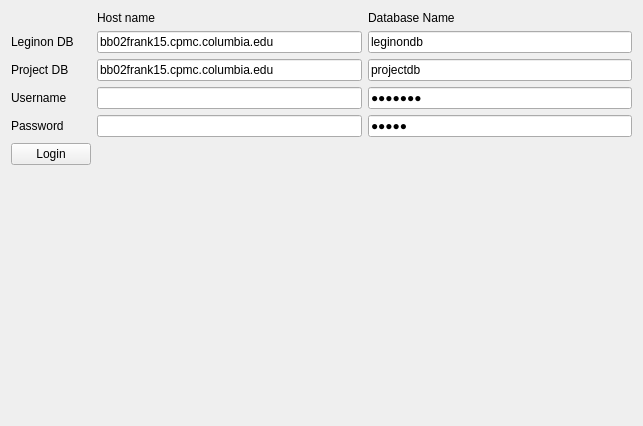
Old version of the form arachnid/core/gui/pyui/LeginonUI.ui in the repository ezralanglois/arachnid.
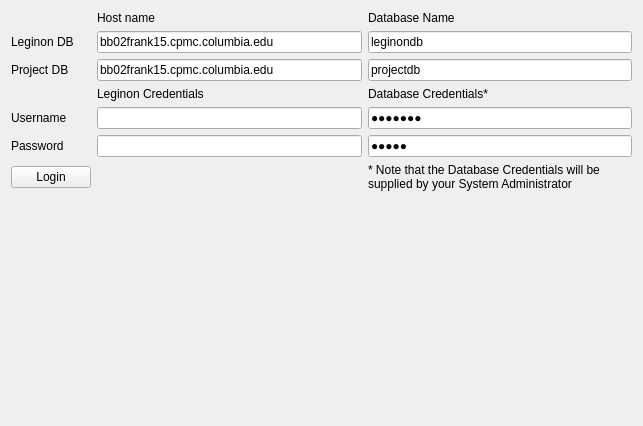
New version of the form. Icons and pictures are not drawn.

Commit message: Added more info in project GUI

```diff
--- a/arachnid/core/gui/pyui/LeginonUI.ui
+++ b/arachnid/core/gui/pyui/LeginonUI.ui
@@ -192,7 +192,7 @@
             </property>
            </widget>
           </item>
-          <item row="11" column="1">
+          <item row="12" column="1">
            <spacer name="verticalSpacer">
             <property name="orientation">
              <enum>Qt::Vertical</enum>
@@ -260,6 +260,42 @@
             </property>
            </widget>
           </item>
+          <item row="4" column="2">
+           <widget class="QLabel" name="label_9">
+            <property name="text">
+             <string>Database Credentials*</string>
+            </property>
+           </widget>
+          </item>
+          <item row="4" column="1">
+           <widget class="QLabel" name="label_10">
+            <property name="text">
+             <string>Leginon Credentials</string>
+            </property>
+           </widget>
+          </item>
+          <item row="10" column="2">
+           <widget class="QLabel" name="label_11">
+            <property name="sizePolicy">
+             <sizepolicy hsizetype="Fixed" vsizetype="Preferred">
+              <horstretch>0</horstretch>
+              <verstretch>0</verstretch>
+             </sizepolicy>
+            </property>
+            <property name="maximumSize">
+             <size>
+              <width>250</width>
+              <height>16777215</height>
+             </size>
+            </property>
+            <property name="text">
+             <string>* Note that the Database Credentials will be supplied by your System Administrator</string>
+            </property>
+            <property name="wordWrap">
+             <bool>true</bool>
+            </property>
+           </widget>
+          </item>
          </layout>
         </widget>
        </widget>
```
The commit also changes 5 other files.
